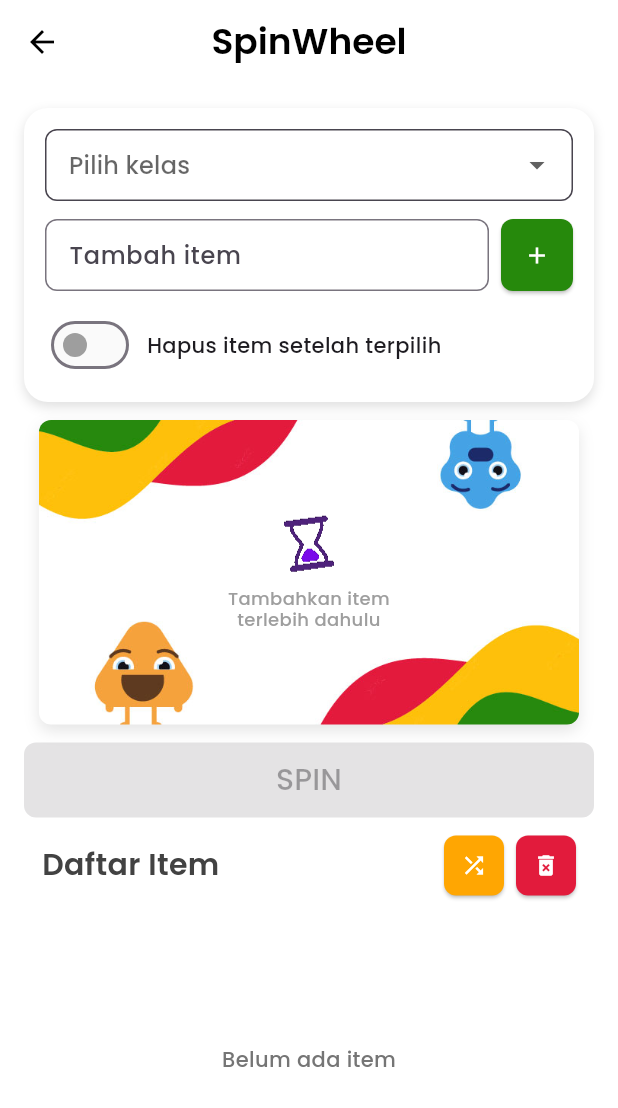
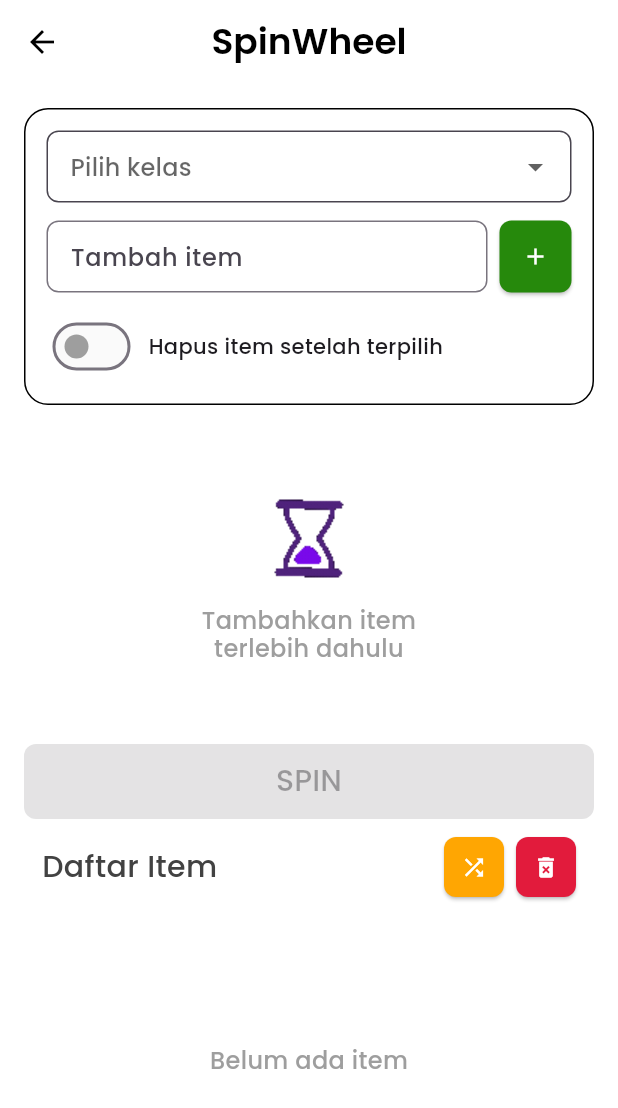
Before and after one commit to Idkwhat77/ALP-Vispro-Kelompok3, a Flutter app: the SpinwheelPage screen opened by its route, on a phone screen of 412 x 824 dp. Shown: the top 1108 px of the screen. Run offline on Flutter 3.47's test engine with Material 3 defaults, Android fonts, the phone set to English and light mode, and no system bars; our stand-ins replace bloc, curved_navigation_bar, equatable, flutter_bloc, flutter_fortune_wheel, flutter_svg and 2 more.

Commit message:
add student data page and make more UI changes in spinwheel page

```diff
--- a/frontend/lib/features/spinwheel/presentation/pages/spinwheel_page.dart
+++ b/frontend/lib/features/spinwheel/presentation/pages/spinwheel_page.dart
@@ -13,7 +13,7 @@ import '../widgets/selected_dialog.dart';
 import '../../../../services/class_generator.dart';
 
 class SpinwheelPage extends StatefulWidget {
-  const SpinwheelPage({Key? key}) : super(key: key);
+  const SpinwheelPage({super.key});
 
   @override
   State<SpinwheelPage> createState() => _SpinwheelPageState();
@@ -163,7 +163,7 @@ class _SpinwheelPageState extends State<SpinwheelPage> {
                           "Daftar Item",
                           style: TextStyle(
                             fontSize: 20,
-                            fontWeight: FontWeight.w600,
+                            fontWeight: FontWeight.w400,
                             color: Colors.grey[800],
                           ),
                         ),
@@ -218,7 +218,11 @@ class _SpinwheelPageState extends State<SpinwheelPage> {
                         ? Center(
                             child: Text(
                               'Belum ada item',
-                              style: TextStyle(color: Colors.grey[600]),
+                              style: TextStyle(
+                                fontSize: 16,
+                                color: Colors.grey,
+                                fontWeight: FontWeight.w500,
+                              ),
                             ),
                           )
                         : ListView.separated(
--- a/frontend/lib/features/spinwheel/presentation/widgets/selected_dialog.dart
+++ b/frontend/lib/features/spinwheel/presentation/widgets/selected_dialog.dart
@@ -2,7 +2,7 @@ import 'package:flutter/material.dart';
 
 class SelectedDialog extends StatelessWidget {
   final String name;
-  const SelectedDialog({Key? key, required this.name}) : super(key: key);
+  const SelectedDialog({super.key, required this.name});
 
   @override
   Widget build(BuildContext context) {
--- a/frontend/lib/features/spinwheel/presentation/widgets/spin_button.dart
+++ b/frontend/lib/features/spinwheel/presentation/widgets/spin_button.dart
@@ -6,11 +6,11 @@ class SpinButton extends StatelessWidget {
   final VoidCallback onSpin;
 
   const SpinButton({
-    Key? key,
+    super.key,
     required this.items,
     required this.isSpinning,
     required this.onSpin,
-  }) : super(key: key);
+  });
 
   @override
   Widget build(BuildContext context) {
--- a/frontend/lib/features/spinwheel/presentation/widgets/spinwheel_controls.dart
+++ b/frontend/lib/features/spinwheel/presentation/widgets/spinwheel_controls.dart
@@ -13,13 +13,13 @@ class SpinwheelControls extends StatelessWidget {
   final OnToggleRemove onToggleRemove;
 
   const SpinwheelControls({
-    Key? key,
+    super.key,
     required this.controller,
     required this.removeOnSelect,
     required this.onAdd,
     required this.onLoadClass,
     required this.onToggleRemove,
-  }) : super(key: key);
+  });
 
   @override
   Widget build(BuildContext context) {
@@ -31,9 +31,10 @@ class SpinwheelControls extends StatelessWidget {
       decoration: BoxDecoration(
         color: Colors.white,
         borderRadius: BorderRadius.circular(16),
-        boxShadow: const [
-          BoxShadow(color: Colors.black12, blurRadius: 6, offset: Offset(0, 3)),
-        ],
+        border: Border.all(
+          color: Colors.black,
+          width: 1,
+        ),
       ),
       child: Column(
         crossAxisAlignment: CrossAxisAlignment.start,
@@ -42,7 +43,6 @@ class SpinwheelControls extends StatelessWidget {
           DropdownButtonFormField<String>(
             isExpanded: true,
             dropdownColor: Colors.white,
-            // iconEnabledColor: Colors.grey[700],
             decoration: InputDecoration(
               filled: true,
               fillColor: Colors.white,
--- a/frontend/lib/features/spinwheel/presentation/widgets/spinwheel_widget.dart
+++ b/frontend/lib/features/spinwheel/presentation/widgets/spinwheel_widget.dart
@@ -8,11 +8,11 @@ class SpinwheelWidget extends StatelessWidget {
   final VoidCallback onAnimationEnd;
 
   const SpinwheelWidget({
-    Key? key,
+    super.key,
     required this.items,
     required this.selectedStream,
     required this.onAnimationEnd,
-  }) : super(key: key);
+  });
 
   static const List<Color> _palette = [
     Color(0xFFE21B3C),
@@ -33,51 +33,38 @@ class SpinwheelWidget extends StatelessWidget {
               width: 450,
               height: 250,
               decoration: BoxDecoration(
-                image: const DecorationImage(
-                  image: AssetImage("assets/images/add_item_bg.jpg"),
-                  fit: BoxFit.cover,
-                ),
                 borderRadius: BorderRadius.circular(8),
-                boxShadow: [
-                  BoxShadow(
-                    color: Colors.black.withOpacity(0.1),
-                    blurRadius: 8,
-                    offset: const Offset(0, 4),
-                  ),
-                ],
               ),
             ),
 
-            /// SVG / GIF + Text di tengah
+            // SVG + Text di tengah
             Center(
               child: Column(
                 mainAxisSize: MainAxisSize.min,
                 children: [
                   Image.asset(
                     "assets/icon/clock_time.gif",
-                    width: 100,
+                    width: 150,
+                    height: 150,
                   ),
                   const SizedBox(height: 10),
 
                  Transform.translate(
-                  offset: const Offset(0, -30), // minus = naik
+                  offset: const Offset(0, -40), // minus = naik
                   child: SizedBox(
-                    // width: 220,
                     child: const Text(
                       "Tambahkan item\nterlebih dahulu",
                       textAlign: TextAlign.center,
                       style: TextStyle(
-                        fontSize: 12,
+                        fontSize: 16,
                         color: Colors.grey,
                         fontWeight: FontWeight.w500,
                         height: 1.2,
                       ),
                       softWrap: true,
-                      // maxLines: 2,
                     ),
                   ),
                 ),
-
                 ],
               ),
             ),
```
Also changed, not shown: frontend/lib/features/home/student_data/bloc/student_bloc.dart (added, +28 -0 lines), frontend/lib/features/home/student_data/bloc/student_event.dart (added, +24 -0 lines), frontend/lib/features/home/student_data/bloc/student_state.dart (added, +26 -0 lines), frontend/lib/features/home/student_data/presentation/pages/student_data_page.dart (deleted, +0 -13 lines), frontend/lib/features/home/student_data/presentation/pages/student_page.dart (added, +65 -0 lines), frontend/lib/features/home/student_data/presentation/widgets/class_input_widget.dart (added, +76 -0 lines), frontend/lib/features/home/student_data/presentation/widgets/student_input_widget.dart (added, +70 -0 lines), frontend/lib/features/home/student_data/presentation/widgets/student_list_widget.dart (added, +103 -0 lines), frontend/lib/features/spinwheel/blocs/spinwheel_bloc.dart (+7 -5 lines), frontend/lib/router/app_router.dart (+9 -3 lines), frontend/lib/main.dart (line endings or trailing spaces).
